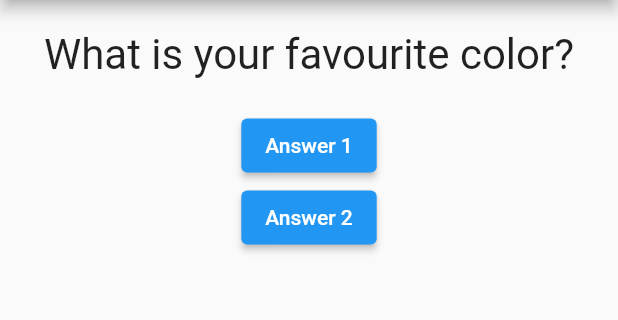
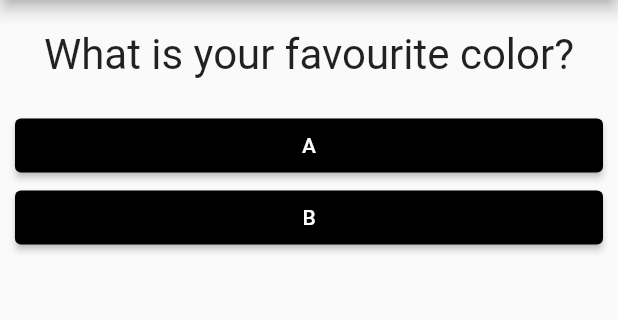
Before and after one commit to AlessandroDodi/quiz_flutter_app, a Flutter app: the screen it shows after launch, on a phone screen of 412 x 824 dp, the part 84-404 px from its top. Run offline on Flutter 3.47's test engine with Material 2 defaults, Android fonts, the phone set to English and light mode, and no system bars.

Commit message:
Refactor and add answer

```diff
--- /dev/null
+++ b/lib/answer.dart
@@ -0,0 +1,23 @@
+import 'package:flutter/material.dart';
+
+class Answer extends StatelessWidget {
+  final String answer;
+  final VoidCallback selectHandler;
+  Answer(this.answer, this.selectHandler);
+  @override
+  Widget build(BuildContext context) {
+    return Container(
+        width: double.infinity,
+        margin: EdgeInsets.only(left: 10, right: 10),
+        child: ElevatedButton(
+          child: Text(answer),
+          style: ButtonStyle(
+            backgroundColor:
+                MaterialStateProperty.all(Color.fromARGB(255, 0, 0, 0)),
+            foregroundColor:
+                MaterialStateProperty.all(Color.fromARGB(255, 255, 255, 255)),
+          ),
+          onPressed: selectHandler,
+        ));
+  }
+}
--- a/lib/main.dart
+++ b/lib/main.dart
@@ -1,5 +1,6 @@
 import 'package:flutter/material.dart';
 import './question.dart';
+import './answer.dart';
 
 void main() => runApp(_MyApp());
 
@@ -31,8 +32,8 @@ class _MyAppState extends State<_MyApp> {
       appBar: AppBar(title: Text('My first app')),
       body: Column(children: [
         Question(questions[_questionIndex]),
-        ElevatedButton(onPressed: _answerQuestion, child: Text('Answer 1')),
-        ElevatedButton(onPressed: _answerQuestion, child: Text('Answer 2')),
+        Answer('A', _answerQuestion),
+        Answer('B', _answerQuestion),
       ]),
     ));
   }
```
